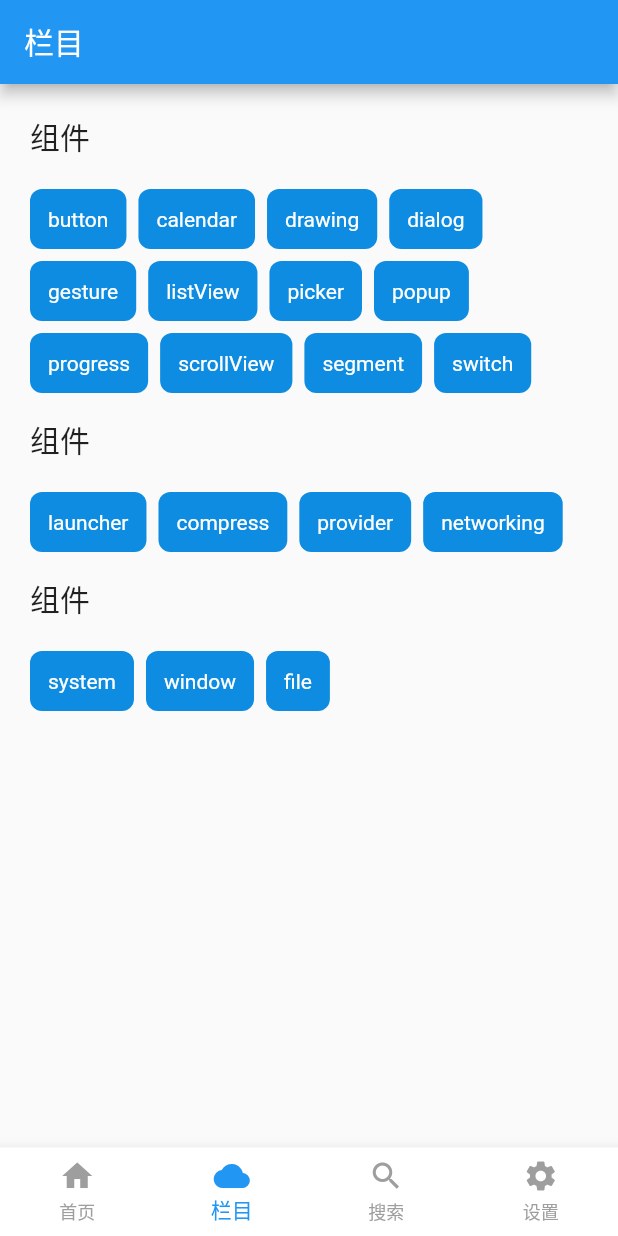
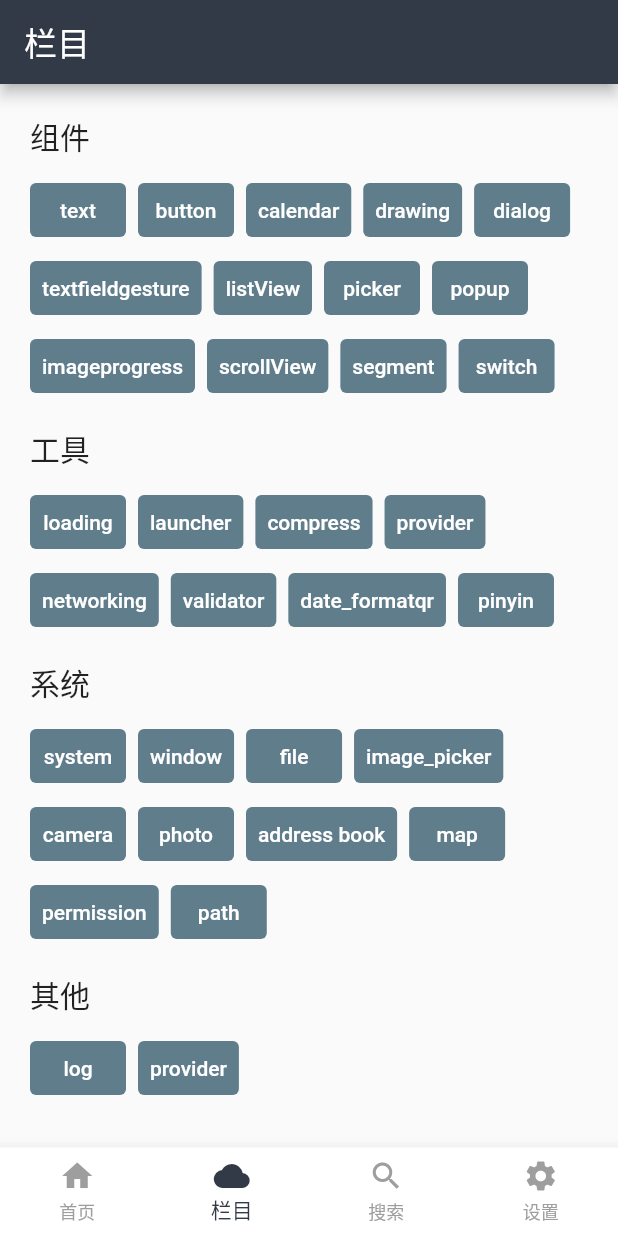
Before and after one commit to Jhinnn/flutter_reptile, a Flutter app: the screen it shows after launch, on a phone screen of 412 x 824 dp. Run offline on Flutter 3.47's test engine with Material 2 defaults, Android fonts, the phone set to English and light mode, and no system bars; our stand-ins replace dio, easy_refresh, webview_flutter; missing offline and left inert: translator; network calls fail.

```diff
--- a/lib/main.dart
+++ b/lib/main.dart
@@ -1,4 +1,5 @@
 import 'package:flutter/material.dart';
+import 'package:flutter_reptile/constants/app_colors.dart';
 import 'package:flutter_reptile/main_screen.dart';
 
 void main() {
@@ -18,10 +19,19 @@ class MyApp extends StatelessWidget {
           brightness: Brightness.light,
           bottomNavigationBarTheme: const BottomNavigationBarThemeData(
             backgroundColor: Colors.white,
-            selectedItemColor: Colors.blue,
+            selectedItemColor: AppColors.goodColor,
             unselectedItemColor: Colors.grey,
             type: BottomNavigationBarType.fixed,
           ),
+          appBarTheme: const AppBarTheme(
+              backgroundColor: AppColors.goodColor,
+              titleTextStyle: TextStyle(color: Colors.white, fontSize: 22)),
+          textButtonTheme: TextButtonThemeData(
+              style: ButtonStyle(
+                  backgroundColor:
+                      MaterialStateProperty.all<Color>(Colors.blueGrey),
+                  foregroundColor:
+                      MaterialStateProperty.all<Color>(Colors.white))),
           scrollbarTheme: ScrollbarThemeData(
               thumbColor: MaterialStateProperty.all<Color>(Colors.red),
               thumbVisibility: MaterialStateProperty.all<bool>(true))),
--- a/lib/page/package_column_page.dart
+++ b/lib/page/package_column_page.dart
@@ -1,6 +1,4 @@
-import 'package:easy_refresh/easy_refresh.dart';
 import 'package:flutter/material.dart';
-import 'package:flutter_reptile/constants/app_colors.dart';
 import 'package:flutter_reptile/page/package_result_page.dart';
 
 class PackageColumnPage extends StatefulWidget {
@@ -14,24 +12,48 @@ class PackageColumnPageState extends State<PackageColumnPage> {
   final Map<String, List<String>> _item = {
     '组件': [
       // 'animation',
+      'text',
       'button',
       'calendar',
       'drawing',
       'dialog',
+      'textfield'
       'gesture',
       'listView',
       'picker',
       'popup',
+      'image'
       'progress',
       'scrollView',
       'segment',
       'switch',
     ],
-    '工具': ['launcher', 'compress', 'provider', 'networking'],
+    '工具': [
+      'loading',
+      'launcher',
+      'compress',
+      'provider',
+      'networking',
+      'validator',
+      'date_format'
+          'qr',
+      'pinyin'
+    ],
     '系统': [
       'system',
       'window',
       'file',
+      'image_picker',
+      'camera',
+      'photo',
+      'address book',
+      'map',
+      'permission',
+      'path',
+    ],
+    '其他': [
+      'log',
+      'provider',
     ],
   };
 
@@ -49,23 +71,25 @@ class PackageColumnPageState extends State<PackageColumnPage> {
           child: SingleChildScrollView(
             child: Column(
                 crossAxisAlignment: CrossAxisAlignment.start,
-                children: _item.values.map((e) {
+                children: _item.keys.map((e) {
                   return Padding(
                     padding: const EdgeInsets.all(8.0),
                     child: Column(
                       crossAxisAlignment: CrossAxisAlignment.start,
                       children: [
                         Text(
-                          _item.keys.first,
+                          e,
                           style: Theme.of(context).textTheme.headline6,
                         ),
                         const SizedBox(
-                          height: 20,
+                          height: 10,
                         ),
                         Wrap(
-                          runSpacing: 8,
+                          runSpacing: 4,
                           spacing: 8,
-                          children: e.map((e) => columnItem(e)).toList(),
+                          children: (_item[e] as List)
+                              .map((e) => columnItem(e))
+                              .toList(),
                         )
                       ],
                     ),
@@ -76,21 +100,12 @@ class PackageColumnPageState extends State<PackageColumnPage> {
   }
 
   Widget columnItem(String title) {
-    return InkWell(
-      onTap: () => Navigator.of(context).push(MaterialPageRoute(
-          builder: (_) => PackageResultPage(keywords: title))),
-      child: Container(
-        decoration: BoxDecoration(
-            borderRadius: BorderRadius.circular(8),
-            color: AppColors.themeColor),
-        child: Padding(
-          padding: const EdgeInsets.all(12.0),
-          child: Text(
-            title,
-            style: const TextStyle(color: Colors.white),
-          ),
-        ),
-      ),
-    );
+    return TextButton(
+        onPressed: () => Navigator.of(context).push(MaterialPageRoute(
+            builder: (_) => PackageResultPage(keywords: title))),
+        child: Text(
+          title,
+          // style: Theme.of(context).textTheme.labelMedium,
+        ));
   }
 }
--- a/lib/page/package_result_page.dart
+++ b/lib/page/package_result_page.dart
@@ -22,7 +22,8 @@ class PackageResultPageState extends State<PackageResultPage> {
   void initState() {
     // TODO: implement initState
     super.initState();
-    Api.fetchPackages("q=${widget.keywords}", index).then((data) {
+    Api.fetchPackages("q=${widget.keywords}", index, isSearch: true)
+        .then((data) {
       setState(() {
         _packages.clear();
         _packages.addAll(data);
--- a/lib/request/api.dart
+++ b/lib/request/api.dart
@@ -5,11 +5,13 @@ import 'http_request.dart';
 
 class Api {
   static Future<List<PackageModel>> fetchPackages(
-      String pubName, int page) async {
+      String pubName, int page,
+      {bool isSearch = false}) async {
     List<PackageModel> books = [];
     try {
       //获取到整个网页的代码数据
-      var response = await DioFactory.getString(pubName, page);
+      var response =
+          await DioFactory.getString(pubName, page, isSearch: isSearch);
       var document = parse(response); //将String 转换为document对象
       var content = document
           .querySelector(".packages"); //找到标签中librarylist的节点，类选择器节点的查找前面要加个.
--- a/lib/request/http_request.dart
+++ b/lib/request/http_request.dart
@@ -29,10 +29,9 @@ class DioFactory {
           isSearch ? '?$param&page=$page' : '?$param&page=$page&sort=like';
       Response response =
           await dio.get(url, cancelToken: cancelToken, options: options);
-      print('返回结果：{$param&page=$page}');
       return response.data.toString();
     } catch (e) {
-      print(e);
+      print('请求失败！');
       return '';
     }
   }
```
Also changed, not shown: lib/page/package_search_page.dart (+41 -2 lines), lib/page/package_setting_page.dart (+9 -2 lines).
